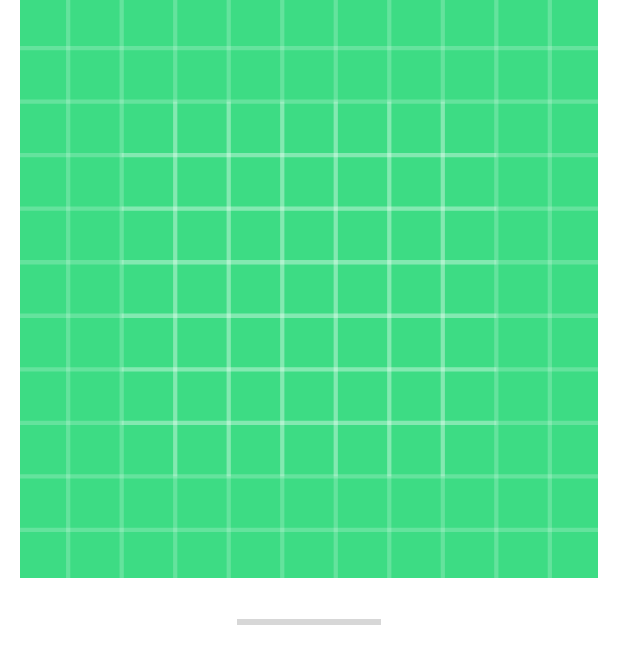
After one commit to Rebeccakwok81/AndroidProject, an Android app: the layout fragment_drink_info.xml on its own in the app's theme, with its tools: preview values and no code run, on a phone screen of 412 x 824 dp. The commit adds this screen. Shown: the top 664 px of the screen. Run offline under Robolectric (Android 15) with nearby library versions, the phone set to English and light mode, and no system bars.

Commit message:
RecycelView

```diff
--- a/app/src/main/java/com/cst2335/cocktail_database/MainActivity.java
+++ b/app/src/main/java/com/cst2335/cocktail_database/MainActivity.java
@@ -107,8 +107,8 @@ public class MainActivity extends AppCompatActivity {
         loadDataFromDatabase();
 
         //Causing Crash
-        progressBar = findViewById(R.id.progressBar);
-        progressBar.setVisibility(View.VISIBLE);
+       // progressBar = findViewById(R.id.progressBar);
+        //progressBar.setVisibility(View.VISIBLE);
 
         RVAdapter adapter;
 
@@ -127,7 +127,6 @@ public class MainActivity extends AppCompatActivity {
 
                 MyHTTPRequest req = new MyHTTPRequest();
                 req.execute("https://www.thecocktaildb.com/api/json/v1/1/search.php?s=" + editSearch);  //Type 1
-                setSearchData();
                 useAdapter();
             }
 
@@ -184,7 +183,7 @@ public class MainActivity extends AppCompatActivity {
                 .setView(contact_view) //add the 3 edit texts showing the contact information
                 .setPositiveButton("Update", (click, b) -> {
                     selectedDrink.update(rowName.getText().toString());
-//                    updateContact(selectedContact);
+/                 updateContact(selectedContact);
                     adapter.notifyDataSetChanged(); //the email and name have changed so rebuild the list
                 })
                 .setNegativeButton("Delete", (click, b) -> {
@@ -195,16 +194,8 @@ public class MainActivity extends AppCompatActivity {
                 .setNeutralButton("dismiss", (click, b) -> {
                 })
                 .create().show();
-        //
     }
 
-    /**
-     * method is to add info into object
-     */
-
-    public void setSearchData() {
-
-    }
 
 
     public void useAdapter() {
@@ -290,7 +281,7 @@ public class MainActivity extends AppCompatActivity {
             progressBar.setProgress(args[0]);
 
         }
-
+/*
         //causing crash
         public void onPostExecute(String fromDoInBackground)
         {
@@ -309,7 +300,7 @@ public class MainActivity extends AppCompatActivity {
 
 
         }
-
+*/
         }
 
 
--- /dev/null
+++ b/app/src/main/res/layout/fragment_drink_info.xml
@@ -0,0 +1,54 @@
+<?xml version="1.0" encoding="utf-8"?>
+<FrameLayout xmlns:android="http://schemas.android.com/apk/res/android"
+    xmlns:tools="http://schemas.android.com/tools"
+    android:layout_width="match_parent"
+    android:layout_height="match_parent"
+    xmlns:app="http://schemas.android.com/apk/res-auto"
+    tools:context=".DetailFragment">
+
+    <LinearLayout
+        android:layout_width="match_parent"
+        android:layout_height="match_parent"
+        android:orientation="vertical">
+
+        <ImageView
+            android:id="@+id/imageView"
+            android:layout_width="match_parent"
+            android:layout_height="385dp"
+            app:srcCompat="@drawable/ic_launcher_background" />
+
+
+    <ProgressBar
+        android:id="@+id/progressBar"
+        style="?android:attr/progressBarStyleHorizontal"
+        android:layout_width="96dp"
+        android:layout_height="59dp"
+        android:layout_gravity="center"/>
+
+    <TextView
+        android:id="@+id/howToMake"
+        android:layout_width="match_parent"
+        android:layout_height="wrap_content"
+        android:textSize="20dp"/>
+
+    <TextView
+        android:id="@+id/ing1"
+        android:layout_width="match_parent"
+        android:layout_height="wrap_content"
+        android:textSize="20dp"/>
+
+    <TextView
+        android:id="@+id/ing2"
+        android:layout_width="match_parent"
+        android:layout_height="wrap_content"
+        android:textSize="20dp"/>
+
+    <TextView
+        android:id="@+id/ing3"
+        android:layout_width="match_parent"
+        android:layout_height="wrap_content"
+        android:textSize="20dp"/>
+
+    </LinearLayout>
+
+</FrameLayout>
```
